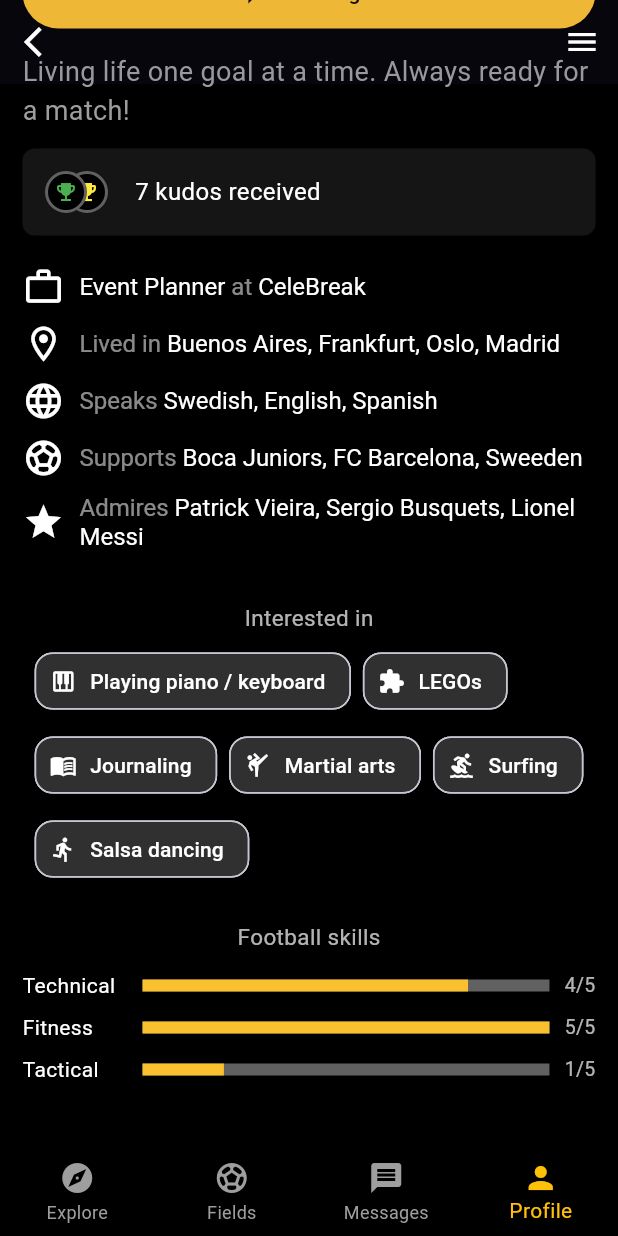
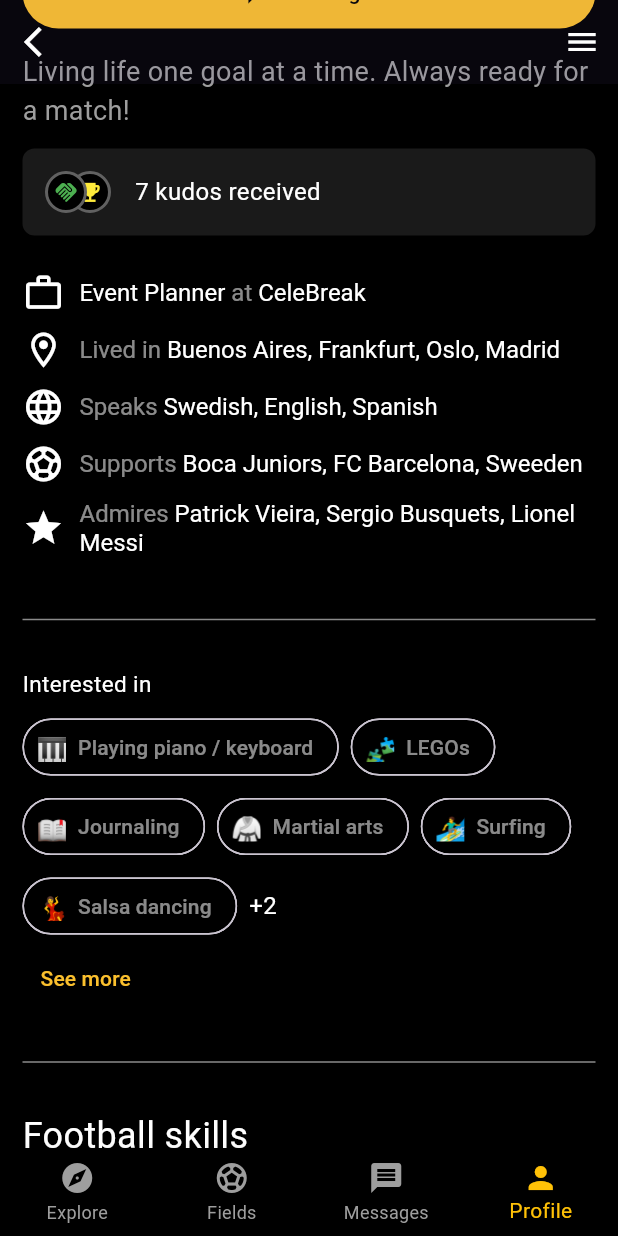
Before and after one commit to VicInf/tech_exercise, a Flutter app: the screen it shows after launch, item 4 of the bottom bar chosen, scrolled down 393 dp, on a phone screen of 412 x 824 dp. Run offline on Flutter 3.47's test engine with Material 3 defaults, Android fonts, the phone set to English and light mode, and no system bars.

Commit message:
Added interestChips, kudosIcons, pickUpGameCard, skillBar in profile

```diff
--- a/lib/presentation/screens/profile/profile_screen.dart
+++ b/lib/presentation/screens/profile/profile_screen.dart
@@ -3,13 +3,40 @@ import 'package:tech_exercise/presentation/components/custom_drawer.dart';
 import 'package:tech_exercise/utils/infoRow.dart';
 import 'package:tech_exercise/utils/interestChips.dart';
 import 'package:tech_exercise/utils/kudosIcons.dart';
+import 'package:tech_exercise/utils/pickUpGameCard.dart';
 import 'package:tech_exercise/utils/skillBar.dart';
 
-class ProfileScreen extends StatelessWidget {
+class ProfileScreen extends StatefulWidget {
   const ProfileScreen({super.key});
 
   @override
+  State<ProfileScreen> createState() => _ProfileScreenState();
+}
+
+class _ProfileScreenState extends State<ProfileScreen> {
+  bool showAllInterests = false;
+
+  final List<Widget> interests = [
+    interestChip('🎹', 'Playing piano / keyboard'),
+    interestChip('🧩', 'LEGOs'),
+    interestChip('📖', 'Journaling'),
+    interestChip('🥋', 'Martial arts'),
+    interestChip('🏄‍♂️', 'Surfing'),
+    interestChip('💃', 'Salsa dancing'),
+    interestChip('⚽', 'Football'),
+    interestChip('🎨', 'Painting'),
+    // Add more if needed
+  ];
+
+  @override
   Widget build(BuildContext context) {
+    int maxChips = 6; // 3 columns x 3 rows
+    bool needsSeeMore = interests.length > maxChips;
+
+    List<Widget> chipsToShow = showAllInterests || !needsSeeMore
+        ? interests
+        : interests.sublist(0, maxChips);
+
     return Scaffold(
       backgroundColor: Colors.black,
       extendBodyBehindAppBar: true,
@@ -65,9 +92,15 @@ class ProfileScreen extends StatelessWidget {
                   left: 0,
                   right: 0,
                   child: Center(
+                    child: Container(
+                      decoration: BoxDecoration(
+                        shape: BoxShape.circle,
+                        border: Border.all(color: Colors.white, width: 4),
+                      ),
                       child: CircleAvatar(
                         radius: 60,
                         backgroundImage: AssetImage('assets/images/zlatan.jpg'),
+                      ),
                     ),
                   ),
                 ),
@@ -141,7 +174,7 @@ class ProfileScreen extends StatelessWidget {
                   Container(
                     padding: const EdgeInsets.all(15),
                     decoration: BoxDecoration(
-                      color: const Color.fromARGB(255, 21, 21, 21),
+                      color: const Color(0xFF1A1A1A),
                       borderRadius: BorderRadius.circular(8),
                     ),
                     child: Row(
@@ -152,7 +185,10 @@ class ProfileScreen extends StatelessWidget {
                           child: Stack(
                             clipBehavior: Clip.none, // Allow overflow
                             children: [
-                              KudosIcons(colors: [Colors.green, Colors.yellow]),
+                              KudosIcons(
+                                colors: [Colors.green, Colors.yellow],
+                                icons: [Icons.handshake, Icons.emoji_events],
+                              ),
                             ],
                           ),
                         ),
@@ -163,7 +199,7 @@ class ProfileScreen extends StatelessWidget {
                       ],
                     ),
                   ),
-                  const SizedBox(height: 20),
+                  const SizedBox(height: 24),
                   infoRow(Icons.work_outline, [
                     TextSpan(
                       text: 'Event Planner',
@@ -219,27 +255,79 @@ class ProfileScreen extends StatelessWidget {
                     ),
                   ]),
                   const SizedBox(height: 24),
-                  const Text(
+                  Divider(color: Colors.white54, thickness: 1),
+                  const SizedBox(height: 24),
+                  Align(
+                    alignment: Alignment.centerLeft,
+                    child: const Text(
                       'Interested in',
-                    style: TextStyle(color: Colors.white70, fontSize: 15),
+                      style: TextStyle(color: Colors.white, fontSize: 15),
+                    ),
                   ),
                   const SizedBox(height: 8),
+                  Column(
+                    crossAxisAlignment: CrossAxisAlignment.start,
+                    children: [
                       Wrap(
                         spacing: 8,
-                    runSpacing: 8,
+                        runSpacing: 5,
                         children: [
-                      interestChip(Icons.piano, 'Playing piano / keyboard'),
-                      interestChip(Icons.extension, 'LEGOs'),
-                      interestChip(Icons.menu_book, 'Journaling'),
-                      interestChip(Icons.sports_martial_arts, 'Martial arts'),
-                      interestChip(Icons.surfing, 'Surfing'),
-                      interestChip(Icons.directions_run, 'Salsa dancing'),
+                          ...chipsToShow,
+                          if (needsSeeMore && !showAllInterests)
+                            Text(
+                              '+${interests.length - maxChips}',
+                              style: const TextStyle(
+                                color: Colors.white,
+                                fontSize: 16,
+                                height: 3,
+                              ),
+                            ),
+                        ],
+                      ),
+                      if (needsSeeMore && !showAllInterests)
+                        Align(
+                          alignment: Alignment.centerLeft,
+                          child: TextButton(
+                            style: TextButton.styleFrom(
+                              foregroundColor: Colors.yellow[700],
+                            ),
+                            onPressed: () {
+                              setState(() {
+                                showAllInterests = true;
+                              });
+                            },
+                            child: const Text('See more'),
+                          ),
+                        ),
+                      if (showAllInterests && needsSeeMore)
+                        Align(
+                          alignment: Alignment.centerLeft,
+                          child: TextButton(
+                            style: TextButton.styleFrom(
+                              foregroundColor: Colors.yellow[700],
+                            ),
+                            onPressed: () {
+                              setState(() {
+                                showAllInterests = false;
+                              });
+                            },
+                            child: const Text(
+                              'Show less',
+                              style: TextStyle(color: Colors.amber),
+                            ),
+                          ),
+                        ),
                     ],
                   ),
                   const SizedBox(height: 24),
-                  const Text(
+                  Divider(color: Colors.white54, thickness: 1),
+                  const SizedBox(height: 24),
+                  Align(
+                    alignment: Alignment.centerLeft,
+                    child: const Text(
                       'Football skills',
-                    style: TextStyle(color: Colors.white70, fontSize: 15),
+                      style: TextStyle(color: Colors.white, fontSize: 24),
+                    ),
                   ),
                   const SizedBox(height: 12),
                   skillBar('Technical', 4, 5),
@@ -248,6 +336,46 @@ class ProfileScreen extends StatelessWidget {
                   const SizedBox(height: 8),
                   skillBar('Tactical', 1, 5),
                   const SizedBox(height: 28),
+                  Divider(color: Colors.white54, thickness: 1),
+                  const SizedBox(height: 24),
+                  Align(
+                    alignment: Alignment.centerLeft,
+                    child: const Text(
+                      'Upcoming pick-up games',
+                      style: TextStyle(
+                        color: Colors.white,
+                        fontSize: 24,
+                        fontWeight: FontWeight.bold,
+                      ),
+                    ),
+                  ),
+                  const SizedBox(height: 12),
+                  Align(
+                    alignment: Alignment.centerLeft,
+                    child: Text(
+                      'Today, Tue 17 January, 2024',
+                      style: TextStyle(color: Colors.white70, fontSize: 16),
+                    ),
+                  ),
+                  const SizedBox(height: 16),
+                  PickupGameCard(
+                    time: '10:00',
+                    place: 'Barceloneta',
+                    status: 'Full',
+                    statusBorderColor: Colors.red,
+                  ),
+                  PickupGameCard(
+                    time: '12:00',
+                    place: 'Camp Nou',
+                    status: 'Awaiting',
+                    statusBorderColor: Colors.yellow[700]!,
+                  ),
+                  PickupGameCard(
+                    time: '14:00',
+                    place: 'Madrid',
+                    status: 'Open',
+                    statusBorderColor: Colors.green,
+                  ),
                 ],
               ),
             ),
--- a/lib/utils/interestChips.dart
+++ b/lib/utils/interestChips.dart
@@ -1,10 +1,10 @@
 import 'package:flutter/material.dart';
 
-Widget interestChip(IconData icon, String label) {
+Widget interestChip(String emoji, String label) {
   return Chip(
-    avatar: Icon(icon, color: Colors.white, size: 18),
-    label: Text(label, style: const TextStyle(color: Colors.white)),
-    backgroundColor: Colors.grey[850],
-    shape: RoundedRectangleBorder(borderRadius: BorderRadius.circular(12)),
+    avatar: Text(emoji, style: const TextStyle(fontSize: 18)),
+    label: Text(label, style: TextStyle(color: Colors.white54)),
+    backgroundColor: Colors.black,
+    shape: RoundedRectangleBorder(borderRadius: BorderRadius.circular(25)),
   );
 }
--- a/lib/utils/kudosIcons.dart
+++ b/lib/utils/kudosIcons.dart
@@ -3,20 +3,28 @@ import 'package:flutter/material.dart';
 class KudosIcons extends StatelessWidget {
   final double size;
   final List<Color> colors;
+  final List<IconData>? icons;
 
-  const KudosIcons({super.key, this.size = 28, this.colors = const []});
+  const KudosIcons({
+    super.key,
+    this.size = 28,
+    this.colors = const [],
+    this.icons,
+  });
 
   @override
   Widget build(BuildContext context) {
+    final iconList = icons ?? List.filled(colors.length, Icons.emoji_events);
+
     return SizedBox(
-      width: size * 2.2,
+      width: size,
       height: size,
       child: Stack(
         clipBehavior: Clip.none,
         children: [
           for (int i = colors.length - 1; i >= 0; i--)
             Positioned(
-              left: i * (size / 2),
+              left: i * (size / 1.75),
               child: Container(
                 width: size,
                 height: size,
@@ -25,11 +33,7 @@ class KudosIcons extends StatelessWidget {
                   border: Border.all(color: Colors.grey[700]!, width: 2),
                   color: Colors.black,
                 ),
-                child: Icon(
-                  Icons.emoji_events,
-                  color: colors[i],
-                  size: size * 0.57,
-                ),
+                child: Icon(iconList[i], color: colors[i], size: size * 0.6),
               ),
             ),
         ],
--- /dev/null
+++ b/lib/utils/pickUpGameCard.dart
@@ -0,0 +1,72 @@
+import 'package:flutter/material.dart';
+
+class PickupGameCard extends StatelessWidget {
+  final String time;
+  final String place;
+  final String status;
+  final Color statusBorderColor;
+
+  const PickupGameCard({
+    super.key,
+    required this.time,
+    required this.place,
+    required this.status,
+    required this.statusBorderColor,
+  });
+
+  @override
+  Widget build(BuildContext context) {
+    return Card(
+      color: Colors.black,
+      shape: RoundedRectangleBorder(
+        borderRadius: BorderRadius.circular(12),
+        side: BorderSide(color: Colors.grey[700]!, width: 1),
+      ),
+      child: Padding(
+        padding: const EdgeInsets.symmetric(vertical: 18, horizontal: 16),
+        child: Row(
+          children: [
+            Text(
+              time,
+              style: const TextStyle(color: Colors.white, fontSize: 16),
+            ),
+            const SizedBox(width: 8),
+            Text(
+              '|',
+              style: const TextStyle(
+                color: Colors.white54,
+                fontSize: 18,
+                fontWeight: FontWeight.bold,
+              ),
+            ),
+            const SizedBox(width: 8),
+            Expanded(
+              child: Text(
+                place,
+                style: const TextStyle(color: Colors.white, fontSize: 18),
+              ),
+            ),
+            Container(
+              padding: const EdgeInsets.symmetric(horizontal: 10, vertical: 4),
+              decoration: BoxDecoration(
+                color: Colors.black,
+                border: Border.all(color: statusBorderColor, width: 2),
+                borderRadius: BorderRadius.circular(8),
+              ),
+              child: Text(
+                status,
+                style: const TextStyle(
+                  color: Colors.white,
+                  fontSize: 14,
+                  fontWeight: FontWeight.bold,
+                ),
+              ),
+            ),
+            const SizedBox(width: 8),
+            const Icon(Icons.chevron_right, color: Colors.white70, size: 28),
+          ],
+        ),
+      ),
+    );
+  }
+}
--- a/lib/utils/skillBar.dart
+++ b/lib/utils/skillBar.dart
@@ -1,28 +1,32 @@
 import 'package:flutter/material.dart';
 
 Widget skillBar(String label, int value, int max) {
-  return Row(
+  return Column(
+    crossAxisAlignment: CrossAxisAlignment.start,
     children: [
-      SizedBox(
-        width: 80,
-        child: Text(
-          label,
-          style: const TextStyle(color: Colors.white, fontSize: 14),
-        ),
+      Row(
+        mainAxisAlignment: MainAxisAlignment.spaceBetween,
+        children: [
+          Text(
+            label,
+            style: const TextStyle(color: Colors.white, fontSize: 16),
+          ),
+          Text(
+            '$value/$max',
+            style: const TextStyle(color: Colors.white70, fontSize: 16),
+          ),
+        ],
       ),
-      Expanded(
+      const SizedBox(height: 10),
+      ClipRRect(
+        borderRadius: BorderRadius.circular(10),
         child: LinearProgressIndicator(
           value: value / max,
-          minHeight: 8,
+          minHeight: 4,
           backgroundColor: Colors.grey[700],
           valueColor: AlwaysStoppedAnimation<Color>(Colors.yellow[700]!),
         ),
       ),
-      const SizedBox(width: 10),
-      Text(
-        '$value/$max',
-        style: const TextStyle(color: Colors.white70, fontSize: 13),
-      ),
     ],
   );
 }
```
Lines whose indentation alone changed are shown as unchanged.
